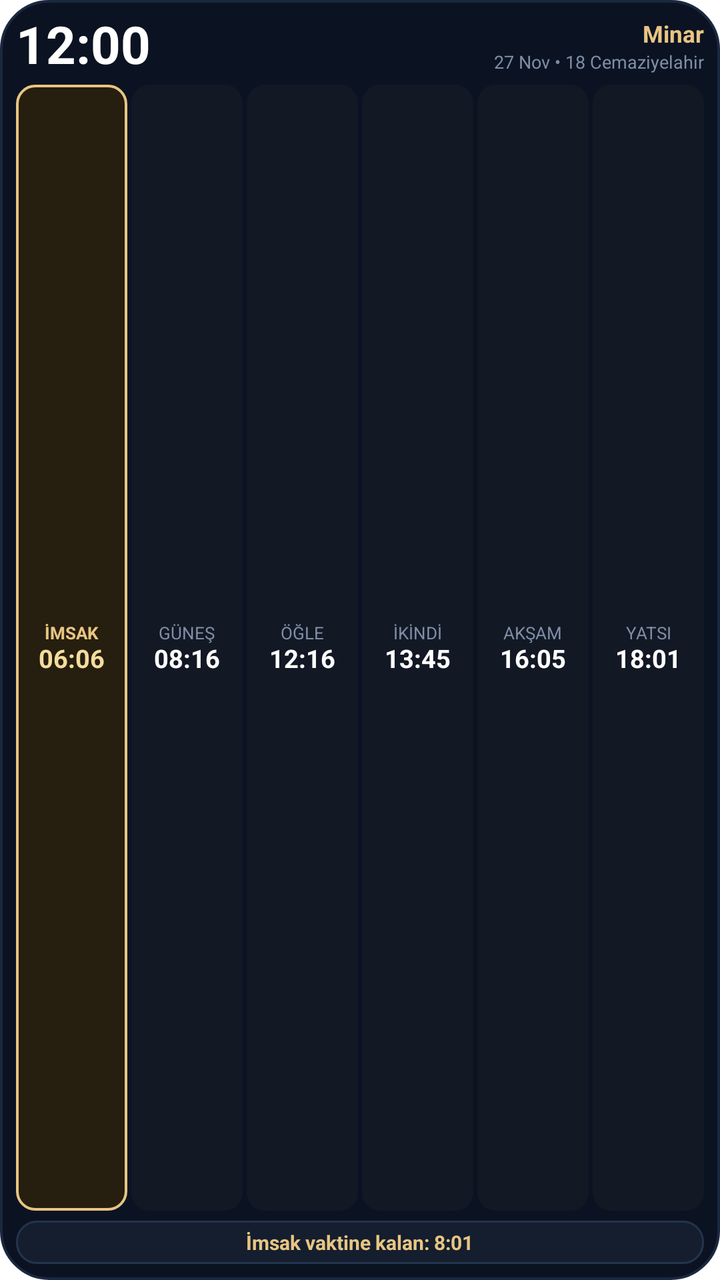
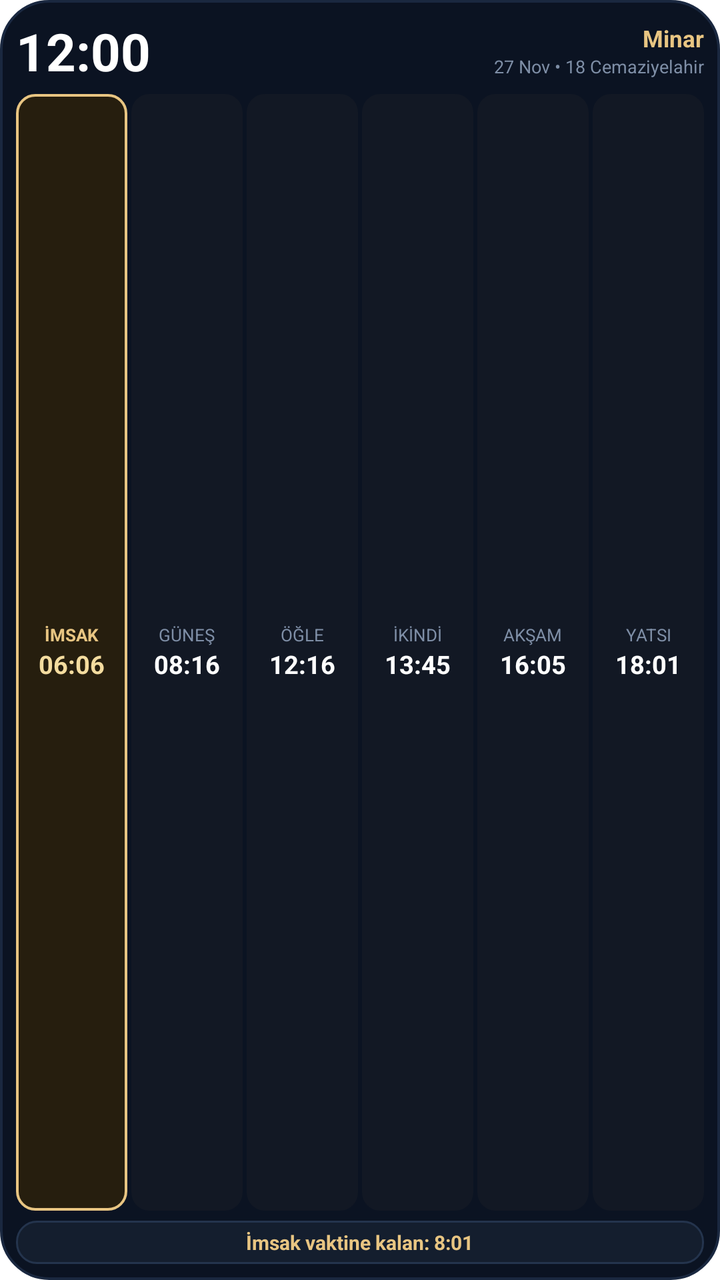

Before-and-after screenshots of an Android layout around one commit, followed by the original layout XML and the change that was made.
<!-- AndroidManifest.xml: fallback theme Theme.MaterialComponents.DayNight.NoActionBar -->
<!-- res/layout/widget_timetable.xml -->
<?xml version="1.0" encoding="utf-8"?>
<LinearLayout xmlns:android="http://schemas.android.com/apk/res/android"
    android:id="@+id/widget_timetable_root"
    android:layout_width="match_parent"
    android:layout_height="match_parent"
    android:background="@drawable/widget_bg_midnight"
    android:orientation="vertical"
    android:padding="8dp">

    
    <LinearLayout
        android:id="@+id/widget_tt_header"
        android:layout_width="match_parent"
        android:layout_height="wrap_content"
        android:gravity="center_vertical"
        android:orientation="horizontal"
        android:paddingBottom="4dp">

        <TextClock
            android:id="@+id/widget_tt_clock"
            android:layout_width="wrap_content"
            android:layout_height="wrap_content"
            android:format12Hour="hh:mm"
            android:format24Hour="HH:mm"
            android:includeFontPadding="false"
            android:textColor="#FFFFFF"
            android:textSize="26sp"
            android:textStyle="bold" />

        <FrameLayout
            android:layout_width="0dp"
            android:layout_height="0dp"
            android:layout_weight="1" />

        <LinearLayout
            android:layout_width="wrap_content"
            android:layout_height="wrap_content"
            android:gravity="end"
            android:orientation="vertical">

            <TextView
                android:id="@+id/widget_tt_title"
                android:layout_width="wrap_content"
                android:layout_height="wrap_content"
                android:ellipsize="end"
                android:maxLines="1"
                android:singleLine="true"
                android:text="Minar"
                android:textColor="#E8C582"
                android:textSize="11.5sp"
                android:textStyle="bold" />

            <TextView
                android:id="@+id/widget_tt_date"
                android:layout_width="wrap_content"
                android:layout_height="wrap_content"
                android:ellipsize="end"
                android:maxLines="1"
                android:singleLine="true"
                android:text="27 Nov • 18 Cemaziyelahir"
                android:textColor="#7E8EA6"
                android:textSize="9sp" />
        </LinearLayout>
    </LinearLayout>

    
    <LinearLayout
        android:layout_width="match_parent"
        android:layout_height="0dp"
        android:layout_weight="1"
        android:gravity="center_vertical"
        android:orientation="horizontal">

        
        <LinearLayout
            android:id="@+id/widget_cell_0"
            android:layout_width="0dp"
            android:layout_height="match_parent"
            android:layout_marginEnd="2dp"
            android:layout_weight="1"
            android:background="@drawable/widget_cell_active_gold"
            android:gravity="center"
            android:orientation="vertical"
            android:paddingHorizontal="1dp"
            android:paddingVertical="2dp">

            <TextView
                android:id="@+id/widget_name_0"
                android:layout_width="match_parent"
                android:layout_height="wrap_content"
                android:ellipsize="end"
                android:gravity="center"
                android:maxLines="1"
                android:singleLine="true"
                android:text="İMSAK"
                android:textColor="#E8C582"
                android:textSize="8.5sp"
                android:textStyle="bold" />

            <TextView
                android:id="@+id/widget_time_0"
                android:layout_width="match_parent"
                android:layout_height="wrap_content"
                android:ellipsize="end"
                android:gravity="center"
                android:includeFontPadding="false"
                android:maxLines="1"
                android:singleLine="true"
                android:text="06:06"
                android:textColor="#F4DC9F"
                android:textSize="12.5sp"
                android:textStyle="bold" />
        </LinearLayout>

        
        <LinearLayout
            android:id="@+id/widget_cell_1"
            android:layout_width="0dp"
            android:layout_height="match_parent"
            android:layout_marginEnd="2dp"
            android:layout_weight="1"
            android:background="@drawable/widget_cell_normal_amoled"
            android:gravity="center"
            android:orientation="vertical"
            android:paddingHorizontal="1dp"
            android:paddingVertical="2dp">

            <TextView
                android:id="@+id/widget_name_1"
                android:layout_width="match_parent"
                android:layout_height="wrap_content"
                android:ellipsize="end"
                android:gravity="center"
                android:maxLines="1"
                android:singleLine="true"
                android:text="GÜNEŞ"
                android:textColor="#7E8EA6"
                android:textSize="8.5sp" />

            <TextView
                android:id="@+id/widget_time_1"
                android:layout_width="match_parent"
                android:layout_height="wrap_content"
                android:ellipsize="end"
                android:gravity="center"
                android:includeFontPadding="false"
                android:maxLines="1"
                android:singleLine="true"
                android:text="08:16"
                android:textColor="#FFFFFF"
                android:textSize="12.5sp"
                android:textStyle="bold" />
        </LinearLayout>

        
        <LinearLayout
            android:id="@+id/widget_cell_2"
            android:layout_width="0dp"
            android:layout_height="match_parent"
            android:layout_marginEnd="2dp"
            android:layout_weight="1"
            android:background="@drawable/widget_cell_normal_amoled"
            android:gravity="center"
            android:orientation="vertical"
            android:paddingHorizontal="1dp"
            android:paddingVertical="2dp">

            <TextView
                android:id="@+id/widget_name_2"
                android:layout_width="match_parent"
                android:layout_height="wrap_content"
                android:ellipsize="end"
                android:gravity="center"
                android:maxLines="1"
                android:singleLine="true"
                android:text="ÖĞLE"
                android:textColor="#7E8EA6"
                android:textSize="8.5sp" />

            <TextView
                android:id="@+id/widget_time_2"
                android:layout_width="match_parent"
                android:layout_height="wrap_content"
                android:ellipsize="end"
                android:gravity="center"
                android:includeFontPadding="false"
                android:maxLines="1"
                android:singleLine="true"
                android:text="12:16"
                android:textColor="#FFFFFF"
                android:textSize="12.5sp"
                android:textStyle="bold" />
        </LinearLayout>

        
        <LinearLayout
            android:id="@+id/widget_cell_3"
            android:layout_width="0dp"
            android:layout_height="match_parent"
            android:layout_marginEnd="2dp"
            android:layout_weight="1"
            android:background="@drawable/widget_cell_normal_amoled"
            android:gravity="center"
            android:orientation="vertical"
            android:paddingHorizontal="1dp"
            android:paddingVertical="2dp">

            <TextView
                android:id="@+id/widget_name_3"
                android:layout_width="match_parent"
                android:layout_height="wrap_content"
                android:ellipsize="end"
                android:gravity="center"
                android:maxLines="1"
                android:singleLine="true"
                android:text="İKİNDİ"
                android:textColor="#7E8EA6"
                android:textSize="8.5sp" />

            <TextView
                android:id="@+id/widget_time_3"
                android:layout_width="match_parent"
                android:layout_height="wrap_content"
                android:ellipsize="end"
                android:gravity="center"
                android:includeFontPadding="false"
                android:maxLines="1"
                android:singleLine="true"
                android:text="13:45"
                android:textColor="#FFFFFF"
                android:textSize="12.5sp"
                android:textStyle="bold" />
        </LinearLayout>

        
        <LinearLayout
            android:id="@+id/widget_cell_4"
            android:layout_width="0dp"
            android:layout_height="match_parent"
            android:layout_marginEnd="2dp"
            android:layout_weight="1"
            android:background="@drawable/widget_cell_normal_amoled"
            android:gravity="center"
            android:orientation="vertical"
            android:paddingHorizontal="1dp"
            android:paddingVertical="2dp">

            <TextView
                android:id="@+id/widget_name_4"
                android:layout_width="match_parent"
                android:layout_height="wrap_content"
                android:ellipsize="end"
                android:gravity="center"
                android:maxLines="1"
                android:singleLine="true"
                android:text="AKŞAM"
                android:textColor="#7E8EA6"
                android:textSize="8.5sp" />

            <TextView
                android:id="@+id/widget_time_4"
                android:layout_width="match_parent"
                android:layout_height="wrap_content"
                android:ellipsize="end"
                android:gravity="center"
                android:includeFontPadding="false"
                android:maxLines="1"
                android:singleLine="true"
                android:text="16:05"
                android:textColor="#FFFFFF"
                android:textSize="12.5sp"
                android:textStyle="bold" />
        </LinearLayout>

        
        <LinearLayout
            android:id="@+id/widget_cell_5"
            android:layout_width="0dp"
            android:layout_height="match_parent"
            android:layout_weight="1"
            android:background="@drawable/widget_cell_normal_amoled"
            android:gravity="center"
            android:orientation="vertical"
            android:paddingHorizontal="1dp"
            android:paddingVertical="2dp">

            <TextView
                android:id="@+id/widget_name_5"
                android:layout_width="match_parent"
                android:layout_height="wrap_content"
                android:ellipsize="end"
                android:gravity="center"
                android:maxLines="1"
                android:singleLine="true"
                android:text="YATSI"
                android:textColor="#7E8EA6"
                android:textSize="8.5sp" />

            <TextView
                android:id="@+id/widget_time_5"
                android:layout_width="match_parent"
                android:layout_height="wrap_content"
                android:ellipsize="end"
                android:gravity="center"
                android:includeFontPadding="false"
                android:maxLines="1"
                android:singleLine="true"
                android:text="18:01"
                android:textColor="#FFFFFF"
                android:textSize="12.5sp"
                android:textStyle="bold" />
        </LinearLayout>
    </LinearLayout>

    
    <LinearLayout
        android:id="@+id/widget_tt_bottom_pill"
        android:layout_width="match_parent"
        android:layout_height="wrap_content"
        android:layout_marginTop="5dp"
        android:background="@drawable/widget_pill_container"
        android:gravity="center"
        android:paddingHorizontal="8dp"
        android:paddingVertical="4dp">

        <TextView
            android:id="@+id/widget_tt_bottom_text"
            android:layout_width="wrap_content"
            android:layout_height="wrap_content"
            android:ellipsize="end"
            android:maxLines="1"
            android:singleLine="true"
            android:text="İmsak vaktine kalan: 8:01"
            android:textColor="#E8C582"
            android:textSize="10sp"
            android:textStyle="bold" />
    </LinearLayout>
</LinearLayout>
<!-- resources referenced by this layout -->
<resources>
  <!-- drawable widget_bg_midnight (drawable) -->
  <?xml version="1.0" encoding="utf-8"?>
  <shape xmlns:android="http://schemas.android.com/apk/res/android"
      android:shape="rectangle">
      <solid android:color="#0B1322" />
      <stroke android:width="1.2dp" android:color="#1A2840" />
      <corners android:radius="24dp" />
  </shape>
  <!-- drawable widget_cell_active_gold (drawable) -->
  <?xml version="1.0" encoding="utf-8"?>
  <shape xmlns:android="http://schemas.android.com/apk/res/android"
      android:shape="rectangle">
      <solid android:color="#261E0E" />
      <stroke android:width="1.2dp" android:color="#E8C582" />
      <corners android:radius="9dp" />
  </shape>
  <!-- drawable widget_cell_normal_amoled (drawable) -->
  <?xml version="1.0" encoding="utf-8"?>
  <shape xmlns:android="http://schemas.android.com/apk/res/android"
      android:shape="rectangle">
      <solid android:color="#121824" />
      <corners android:radius="9dp" />
  </shape>
  <!-- drawable widget_pill_container (drawable) -->
  <?xml version="1.0" encoding="utf-8"?>
  <shape xmlns:android="http://schemas.android.com/apk/res/android"
      android:shape="rectangle">
      <solid android:color="#141E2E" />
      <stroke android:width="1dp" android:color="#24344D" />
      <corners android:radius="10dp" />
  </shape>
</resources>

<!-- the commit's change to res/layout/widget_timetable.xml (unified diff, before → after) -->
@@ -22,7 +22,7 @@
             android:layout_height="wrap_content"
             android:format12Hour="hh:mm"
             android:format24Hour="HH:mm"
-            android:includeFontPadding="false"
+
             android:textColor="#FFFFFF"
             android:textSize="26sp"
             android:textStyle="bold" />
@@ -44,7 +44,7 @@
                 android:layout_height="wrap_content"
                 android:ellipsize="end"
                 android:maxLines="1"
-                android:singleLine="true"
+
                 android:text="Minar"
                 android:textColor="#E8C582"
                 android:textSize="11.5sp"
@@ -56,7 +56,7 @@
                 android:layout_height="wrap_content"
                 android:ellipsize="end"
                 android:maxLines="1"
-                android:singleLine="true"
+
                 android:text="27 Nov • 18 Cemaziyelahir"
                 android:textColor="#7E8EA6"
                 android:textSize="9sp" />
@@ -91,7 +91,7 @@
                 android:ellipsize="end"
                 android:gravity="center"
                 android:maxLines="1"
-                android:singleLine="true"
+
                 android:text="İMSAK"
                 android:textColor="#E8C582"
                 android:textSize="8.5sp"
@@ -103,9 +103,9 @@
                 android:layout_height="wrap_content"
                 android:ellipsize="end"
                 android:gravity="center"
-                android:includeFontPadding="false"
-                android:maxLines="1"
-                android:singleLine="true"
+
+                android:maxLines="1"
+
                 android:text="06:06"
                 android:textColor="#F4DC9F"
                 android:textSize="12.5sp"
@@ -132,7 +132,7 @@
                 android:ellipsize="end"
                 android:gravity="center"
                 android:maxLines="1"
-                android:singleLine="true"
+
                 android:text="GÜNEŞ"
                 android:textColor="#7E8EA6"
                 android:textSize="8.5sp" />
@@ -143,9 +143,9 @@
                 android:layout_height="wrap_content"
                 android:ellipsize="end"
                 android:gravity="center"
-                android:includeFontPadding="false"
-                android:maxLines="1"
-                android:singleLine="true"
+
+                android:maxLines="1"
+
                 android:text="08:16"
                 android:textColor="#FFFFFF"
                 android:textSize="12.5sp"
@@ -172,7 +172,7 @@
                 android:ellipsize="end"
                 android:gravity="center"
                 android:maxLines="1"
-                android:singleLine="true"
+
                 android:text="ÖĞLE"
                 android:textColor="#7E8EA6"
                 android:textSize="8.5sp" />
@@ -183,9 +183,9 @@
                 android:layout_height="wrap_content"
                 android:ellipsize="end"
                 android:gravity="center"
-                android:includeFontPadding="false"
-                android:maxLines="1"
-                android:singleLine="true"
+
+                android:maxLines="1"
+
                 android:text="12:16"
                 android:textColor="#FFFFFF"
                 android:textSize="12.5sp"
@@ -212,7 +212,7 @@
                 android:ellipsize="end"
                 android:gravity="center"
                 android:maxLines="1"
-                android:singleLine="true"
+
                 android:text="İKİNDİ"
                 android:textColor="#7E8EA6"
                 android:textSize="8.5sp" />
@@ -223,9 +223,9 @@
                 android:layout_height="wrap_content"
                 android:ellipsize="end"
                 android:gravity="center"
-                android:includeFontPadding="false"
-                android:maxLines="1"
-                android:singleLine="true"
+
+                android:maxLines="1"
+
                 android:text="13:45"
                 android:textColor="#FFFFFF"
                 android:textSize="12.5sp"
@@ -252,7 +252,7 @@
                 android:ellipsize="end"
                 android:gravity="center"
                 android:maxLines="1"
-                android:singleLine="true"
+
                 android:text="AKŞAM"
                 android:textColor="#7E8EA6"
                 android:textSize="8.5sp" />
@@ -263,9 +263,9 @@
                 android:layout_height="wrap_content"
                 android:ellipsize="end"
                 android:gravity="center"
-                android:includeFontPadding="false"
-                android:maxLines="1"
-                android:singleLine="true"
+
+                android:maxLines="1"
+
                 android:text="16:05"
                 android:textColor="#FFFFFF"
                 android:textSize="12.5sp"
@@ -291,7 +291,7 @@
                 android:ellipsize="end"
                 android:gravity="center"
                 android:maxLines="1"
-                android:singleLine="true"
+
                 android:text="YATSI"
                 android:textColor="#7E8EA6"
                 android:textSize="8.5sp" />
@@ -302,9 +302,9 @@
                 android:layout_height="wrap_content"
                 android:ellipsize="end"
                 android:gravity="center"
-                android:includeFontPadding="false"
-                android:maxLines="1"
-                android:singleLine="true"
+
+                android:maxLines="1"
+
                 android:text="18:01"
                 android:textColor="#FFFFFF"
                 android:textSize="12.5sp"
@@ -329,7 +329,7 @@
             android:layout_height="wrap_content"
             android:ellipsize="end"
             android:maxLines="1"
-            android:singleLine="true"
+
             android:text="İmsak vaktine kalan: 8:01"
             android:textColor="#E8C582"
             android:textSize="10sp"
